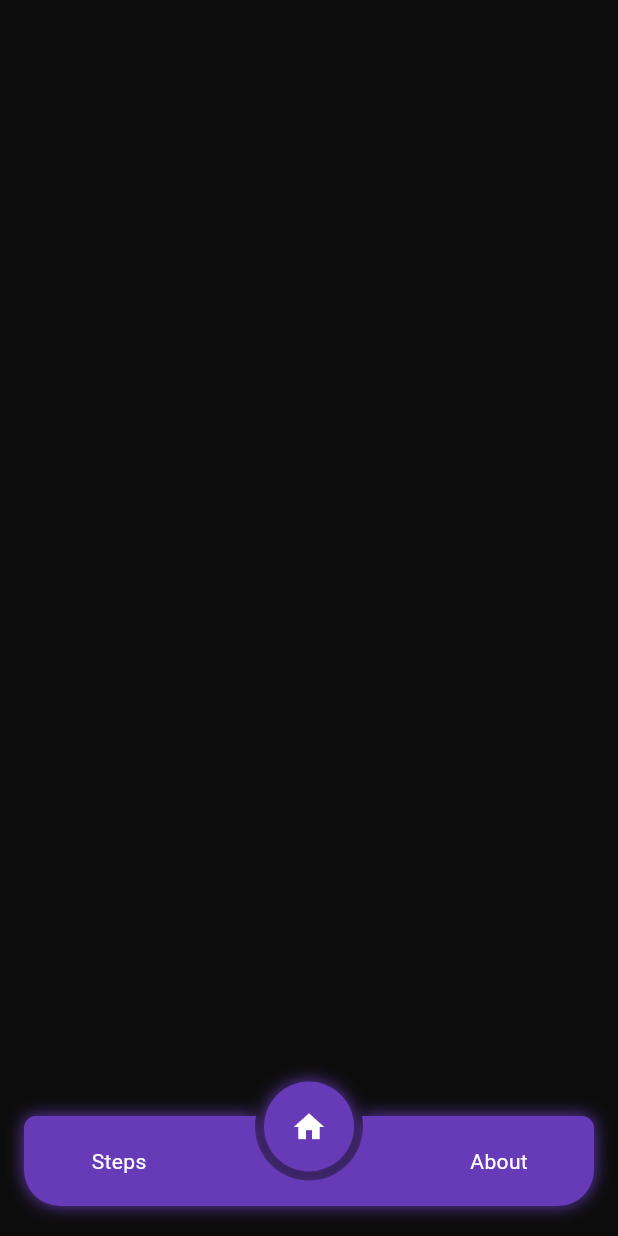
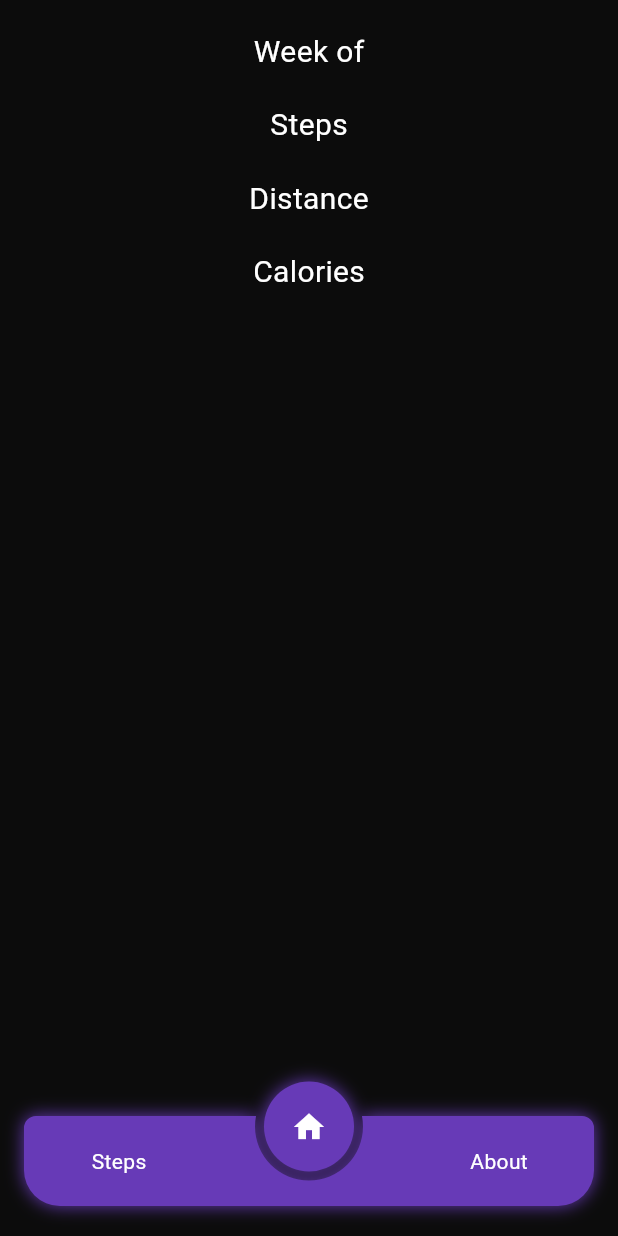
Before and after one commit to bjarnet3/purdy, a Flutter app: the screen it shows after launch, on a phone screen of 412 x 824 dp. Run offline on Flutter 3.47's test engine with Material 3 defaults, Android fonts, the phone set to English and light mode, and no system bars; drawn by our look-alikes of circle_nav_bar; our stand-ins replace flutter_hooks, hooks_riverpod, pedometer, percent_indicator, permission_handler.

Commit message:
Refactor code

```diff
--- a/lib/home.dart
+++ /dev/null
@@ -1,112 +0,0 @@
-import 'dart:io';
-import 'package:flutter/material.dart';
-import 'package:circle_nav_bar/circle_nav_bar.dart';
-import 'package:hooks_riverpod/hooks_riverpod.dart';
-import 'package:flutter_hooks/flutter_hooks.dart';
-import 'package:permission_handler/permission_handler.dart';
-import 'package:purdy/steps.dart';
-
-class HomePage extends HookConsumerWidget {
-  const HomePage({super.key, required this.title});
-
-  final String title;
-
-  @override
-  Widget build(BuildContext context, WidgetRef ref) {
-    final tabIndex = useState(1);
-    final pageController = usePageController(initialPage: tabIndex.value);
-    PermissionStatus perm = PermissionStatus.provisional;
-    const double themeBorderRadius = 8.0; // Define the themeBorderRadius
-
-    useEffect(() {
-      () async {
-        perm = Platform.isAndroid
-            ? await Permission.activityRecognition.request()
-            : await Permission.sensors.request();
-        print('perm: $perm');
-      }();
-      return () {};
-    }, []);
-
-    if (perm.isDenied || perm.isPermanentlyDenied || perm.isRestricted) {
-      ScaffoldMessenger.of(context).showSnackBar(
-        SnackBar(
-          content: Text(
-            'You need to approve the permissions to use the pedometer',
-            style: TextStyle(
-              color: Theme.of(context).colorScheme.onError,
-              fontWeight: FontWeight.bold,
-            ),
-          ),
-          backgroundColor: Theme.of(context).colorScheme.errorContainer,
-          shape: RoundedRectangleBorder(
-            borderRadius: BorderRadius.circular(themeBorderRadius),
-          ),
-          // Open the system settings to allow the permissions
-          action: SnackBarAction(
-            label: 'Settings',
-            textColor: Theme.of(context).colorScheme.onError,
-            onPressed: () => openAppSettings(),
-          ),
-        ),
-      );
-    } else {
-      // Call the functions your need to read stepCount
-    }
-
-    return Scaffold(
-      extendBody: true,
-      backgroundColor: const Color.fromARGB(255, 7, 7, 7),
-      bottomNavigationBar: CircleNavBar(
-        activeIcons: const [
-          Icon(Icons.attach_money_rounded, color: Colors.white),
-          Icon(Icons.home, color: Colors.white),
-          Icon(Icons.info_rounded, color: Colors.white),
-        ],
-        inactiveIcons: const [
-          Text("Steps", style: TextStyle(color: Colors.white)),
-          Text("Home", style: TextStyle(color: Colors.white)),
-          Text("About", style: TextStyle(color: Colors.white)),
-        ],
-        color: Colors.deepPurple,
-        height: 60,
-        circleWidth: 60,
-        activeIndex: tabIndex.value,
-        onTap: (index) {
-          tabIndex.value = index;
-          pageController.jumpToPage(tabIndex.value);
-        },
-        padding: const EdgeInsets.only(left: 16, right: 16, bottom: 20),
-        cornerRadius: const BorderRadius.only(
-          topLeft: Radius.circular(8),
-          topRight: Radius.circular(8),
-          bottomRight: Radius.circular(24),
-          bottomLeft: Radius.circular(24),
-        ),
-        shadowColor: Colors.deepPurple,
-        elevation: 10,
-      ),
-      body: PageView(
-        controller: pageController,
-        onPageChanged: (v) {
-          tabIndex.value = v;
-        },
-        children: [
-          const Steps(),
-          Container(
-            padding: const EdgeInsets.all(20),
-            width: double.infinity,
-            height: double.infinity,
-            color: const Color.fromARGB(255, 12, 12, 12),
-          ),
-          Container(
-            padding: const EdgeInsets.all(20),
-            width: double.infinity,
-            height: double.infinity,
-            color: const Color.fromARGB(255, 12, 12, 12),
-          ),
-        ],
-      ),
-    );
-  }
-}
--- a/lib/main.dart
+++ b/lib/main.dart
@@ -1,7 +1,13 @@
+import 'dart:io';
+import 'dart:async';
 import 'package:flutter/material.dart';
-import 'dart:async';
+import 'package:circle_nav_bar/circle_nav_bar.dart';
+import 'package:flutter_hooks/flutter_hooks.dart';
 import 'package:hooks_riverpod/hooks_riverpod.dart';
-import 'package:purdy/home.dart';
+import 'package:permission_handler/permission_handler.dart';
+import 'package:purdy/screens/steps.dart';
+import 'package:purdy/screens/home.dart';
+import 'package:purdy/screens/about.dart';
 
 String formatDate(DateTime d) {
   return d.toString().substring(0, 19);
@@ -20,7 +26,102 @@ class MainApp extends HookConsumerWidget {
       theme: ThemeData(
         primarySwatch: Colors.blue,
       ),
-      home: const HomePage(title: 'Purple Andy'),
+      home: const MainPage(title: 'Purple Andy'),
     );
   }
 }
+
+class MainPage extends HookConsumerWidget {
+  const MainPage({super.key, required this.title});
+
+  final String title;
+
+  @override
+  Widget build(BuildContext context, WidgetRef ref) {
+    final tabIndex = useState(1);
+    final pageController = usePageController(initialPage: tabIndex.value);
+    PermissionStatus perm = PermissionStatus.provisional;
+    const double themeBorderRadius = 8.0; // Define the themeBorderRadius
+
+    useEffect(() {
+      () async {
+        perm = Platform.isAndroid
+            ? await Permission.activityRecognition.request()
+            : await Permission.sensors.request();
+        print('perm: $perm');
+      }();
+      return () {};
+    }, []);
+
+    if (perm.isDenied || perm.isPermanentlyDenied || perm.isRestricted) {
+      ScaffoldMessenger.of(context).showSnackBar(
+        SnackBar(
+          content: Text(
+            'You need to approve the permissions to use the pedometer',
+            style: TextStyle(
+              color: Theme.of(context).colorScheme.onError,
+              fontWeight: FontWeight.bold,
+            ),
+          ),
+          backgroundColor: Theme.of(context).colorScheme.errorContainer,
+          shape: RoundedRectangleBorder(
+            borderRadius: BorderRadius.circular(themeBorderRadius),
+          ),
+          // Open the system settings to allow the permissions
+          action: SnackBarAction(
+            label: 'Settings',
+            textColor: Theme.of(context).colorScheme.onError,
+            onPressed: () => openAppSettings(),
+          ),
+        ),
+      );
+    } else {
+      // Call the functions your need to read stepCount
+    }
+
+    return Scaffold(
+      extendBody: true,
+      backgroundColor: const Color.fromARGB(255, 7, 7, 7),
+      bottomNavigationBar: CircleNavBar(
+        activeIcons: const [
+          Icon(Icons.attach_money_rounded, color: Colors.white),
+          Icon(Icons.home, color: Colors.white),
+          Icon(Icons.info_rounded, color: Colors.white),
+        ],
+        inactiveIcons: const [
+          Text("Steps", style: TextStyle(color: Colors.white)),
+          Text("Home", style: TextStyle(color: Colors.white)),
+          Text("About", style: TextStyle(color: Colors.white)),
+        ],
+        color: Colors.deepPurple,
+        height: 60,
+        circleWidth: 60,
+        activeIndex: tabIndex.value,
+        onTap: (index) {
+          tabIndex.value = index;
+          pageController.jumpToPage(tabIndex.value);
+        },
+        padding: const EdgeInsets.only(left: 16, right: 16, bottom: 20),
+        cornerRadius: const BorderRadius.only(
+          topLeft: Radius.circular(8),
+          topRight: Radius.circular(8),
+          bottomRight: Radius.circular(24),
+          bottomLeft: Radius.circular(24),
+        ),
+        shadowColor: Colors.deepPurple,
+        elevation: 10,
+      ),
+      body: PageView(
+        controller: pageController,
+        onPageChanged: (v) {
+          tabIndex.value = v;
+        },
+        children: const [
+          Steps(),
+          Home(),
+          About(),
+        ],
+      ),
+    );
+  }
+}
--- /dev/null
+++ b/lib/screens/about.dart
@@ -0,0 +1,16 @@
+import 'package:flutter/material.dart';
+import 'package:hooks_riverpod/hooks_riverpod.dart';
+
+class About extends HookConsumerWidget {
+  const About({super.key});
+
+  @override
+  Widget build(BuildContext context, WidgetRef ref) {
+    return Container(
+      padding: const EdgeInsets.all(20),
+      width: double.infinity,
+      height: double.infinity,
+      color: const Color.fromARGB(255, 12, 12, 12),
+    );
+  }
+}
--- /dev/null
+++ b/lib/screens/home.dart
@@ -0,0 +1,58 @@
+import 'package:flutter/material.dart';
+import 'package:hooks_riverpod/hooks_riverpod.dart';
+
+class Home extends HookConsumerWidget {
+  const Home({super.key});
+
+  @override
+  Widget build(BuildContext context, WidgetRef ref) {
+    DateTime now = DateTime.now();
+    // Start of the week - Monday
+    DateTime fromDate = now.subtract(Duration(days: now.weekday - 1));
+    // End of the week - Sunday
+    DateTime toDate =
+        now.add(Duration(days: DateTime.daysPerWeek - now.weekday));
+
+    return Container(
+      padding: const EdgeInsets.all(20),
+      width: double.infinity,
+      height: double.infinity,
+      color: const Color.fromARGB(255, 12, 12, 12),
+      child: const Column(
+        children: <Widget>[
+          Text(
+            'Week of',
+            style: TextStyle(
+              color: Colors.white,
+              fontSize: 20,
+            ),
+          ),
+          SizedBox(height: 20),
+          Text(
+            'Steps',
+            style: TextStyle(
+              color: Colors.white,
+              fontSize: 20,
+            ),
+          ),
+          SizedBox(height: 20),
+          Text(
+            'Distance',
+            style: TextStyle(
+              color: Colors.white,
+              fontSize: 20,
+            ),
+          ),
+          SizedBox(height: 20),
+          Text(
+            'Calories',
+            style: TextStyle(
+              color: Colors.white,
+              fontSize: 20,
+            ),
+          ),
+        ],
+      ),
+    );
+  }
+}
--- a/pubspec.yaml
+++ b/pubspec.yaml
@@ -11,7 +11,6 @@ dependencies:
     sdk: flutter
   circle_nav_bar: ^2.2.0
   pedometer: ^4.0.2
-  pedometer_2: ^5.0.4
   permission_handler: ^11.3.1
   hooks_riverpod: ^2.6.1
   flutter_hooks: ^0.20.5
```
Also changed, not shown: lib/about.dart (deleted), lib/screens/steps.dart (renamed from lib/steps.dart), pubspec.lock, 3 other files.
